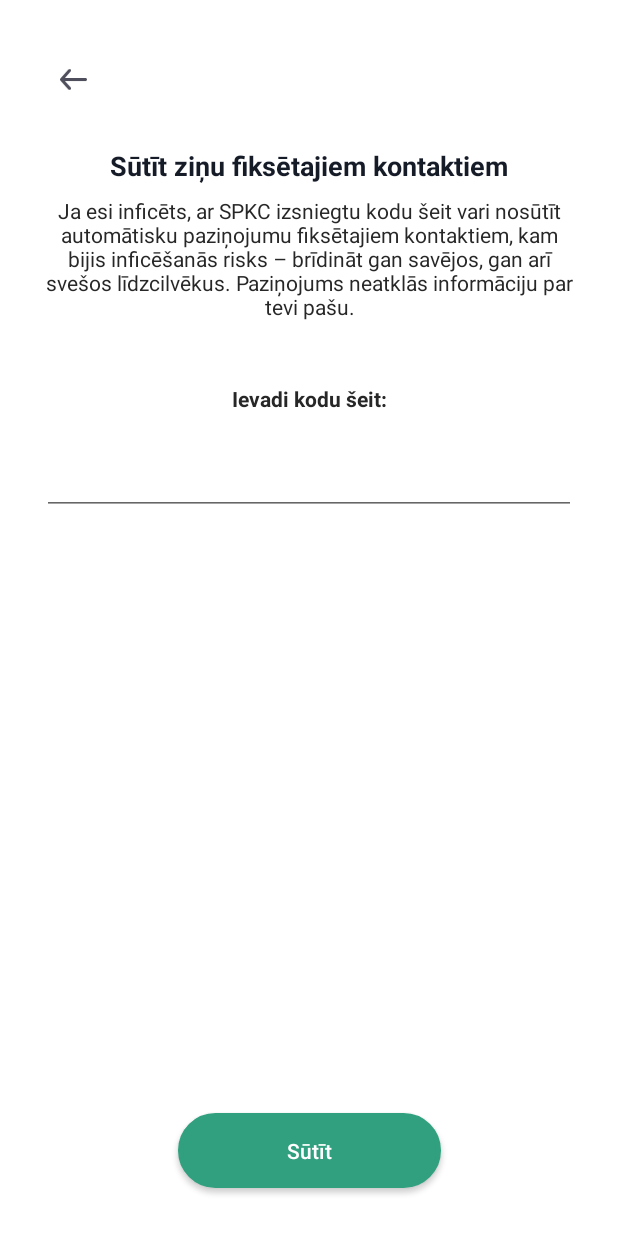
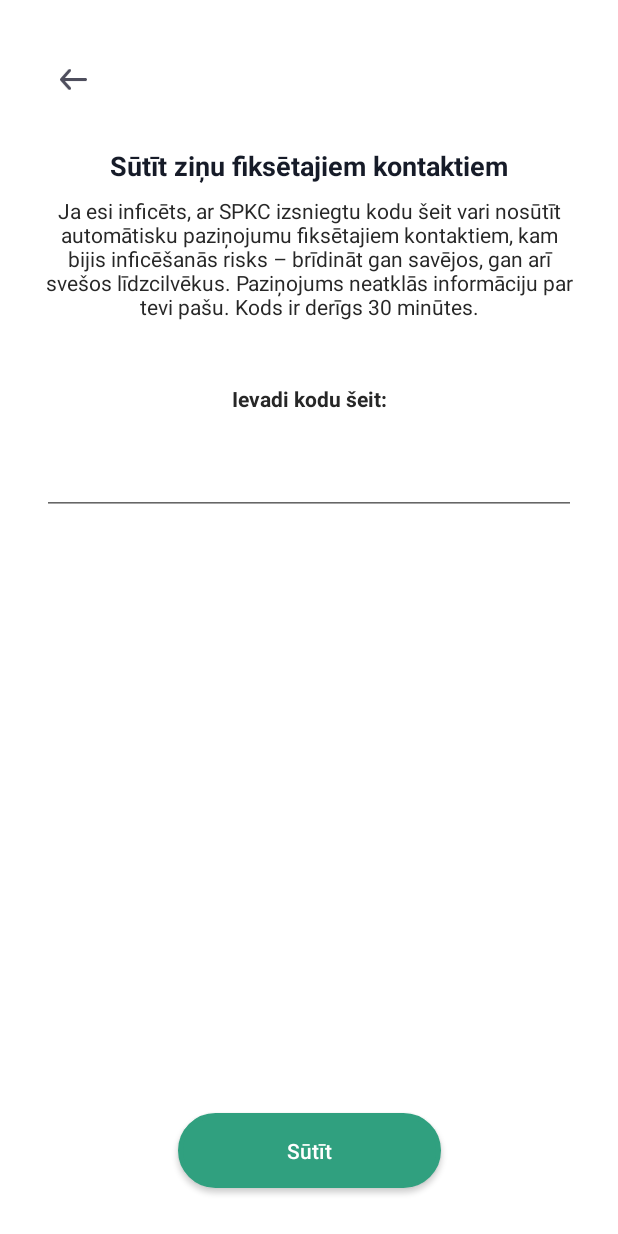
Before and after one commit to ApturiCOVID/apturicovid-android, an Android app: the DataTransferSubmitFragment screen opened through its navigation route, on a phone screen of 412 x 824 dp. Run offline under Robolectric (Android 15) with nearby library versions, the light colour scheme and no system bars; our stand-ins replace Dagger/Hilt's generated code, RxJava, Timber, data binding, navigation-ui; libraries missing offline, so code that uses them is left out: com.moczul.ok2curl; plain views replace PinEntryEditText; 15 statements that could not run were skipped.

Commit message:
DIG-555: Add missing sentence in 'label_send_data_description'

```diff
--- a/app/src/main/res/values/strings.xml
+++ b/app/src/main/res/values/strings.xml
@@ -95,7 +95,7 @@
 
     <!-- Data transfer submit -->
     <string name="label_send_data">Sūtīt ziņu fiksētajiem kontaktiem</string>
-    <string name="label_send_data_description">Ja esi inficēts, ar SPKC izsniegtu kodu šeit vari nosūtīt automātisku paziņojumu fiksētajiem kontaktiem, kam bijis inficēšanās risks – brīdināt gan savējos, gan arī svešos līdzcilvēkus. Paziņojums neatklās informāciju par tevi pašu.</string>
+    <string name="label_send_data_description">Ja esi inficēts, ar SPKC izsniegtu kodu šeit vari nosūtīt automātisku paziņojumu fiksētajiem kontaktiem, kam bijis inficēšanās risks – brīdināt gan savējos, gan arī svešos līdzcilvēkus. Paziņojums neatklās informāciju par tevi pašu. Kods ir derīgs 30\u00A0minūtes.</string>
 
     <!--Various-->
     <string name="label_wrong_number">Neatbilstošs numura formāts</string>
```
Also changed, not shown: 2 other files.
